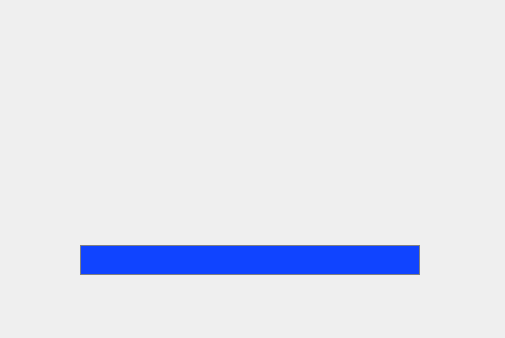
Above: Launcher.ui from CalmBit/ToonboxLauncher before the change; both pictures show x 375 to 880 and y 0 to 338 of the 1200 by 600 pixel window. Below: the same form after it.
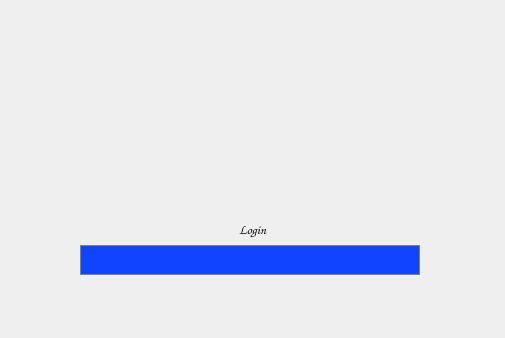
That is the form after the change. Icons and pictures are not drawn.

Commit message:
Add status label
Yay I think the UI is pretty much done for the main launcher!

What changed in the file:
```diff
--- a/Launcher.ui
+++ b/Launcher.ui
@@ -476,6 +476,57 @@
      <enum>QProgressBar::TopToBottom</enum>
     </property>
    </widget>
+   <widget class="QLabel" name="label_status">
+    <property name="geometry">
+     <rect>
+      <x>455</x>
+      <y>118</y>
+      <width>345</width>
+      <height>120</height>
+     </rect>
+    </property>
+    <property name="minimumSize">
+     <size>
+      <width>345</width>
+      <height>120</height>
+     </size>
+    </property>
+    <property name="maximumSize">
+     <size>
+      <width>345</width>
+      <height>120</height>
+     </size>
+    </property>
+    <property name="font">
+     <font>
+      <family>Comic Sans MS</family>
+      <pointsize>10</pointsize>
+      <weight>75</weight>
+      <bold>true</bold>
+     </font>
+    </property>
+    <property name="styleSheet">
+     <string notr="true">QLabel#label_status {
+    border: none;
+    background: none;
+}</string>
+    </property>
+    <property name="frameShape">
+     <enum>QFrame::NoFrame</enum>
+    </property>
+    <property name="text">
+     <string>Login</string>
+    </property>
+    <property name="textFormat">
+     <enum>Qt::PlainText</enum>
+    </property>
+    <property name="alignment">
+     <set>Qt::AlignBottom|Qt::AlignHCenter</set>
+    </property>
+    <property name="wordWrap">
+     <bool>true</bool>
+    </property>
+   </widget>
   </widget>
  </widget>
  <layoutdefault spacing="6" margin="11"/>
```
